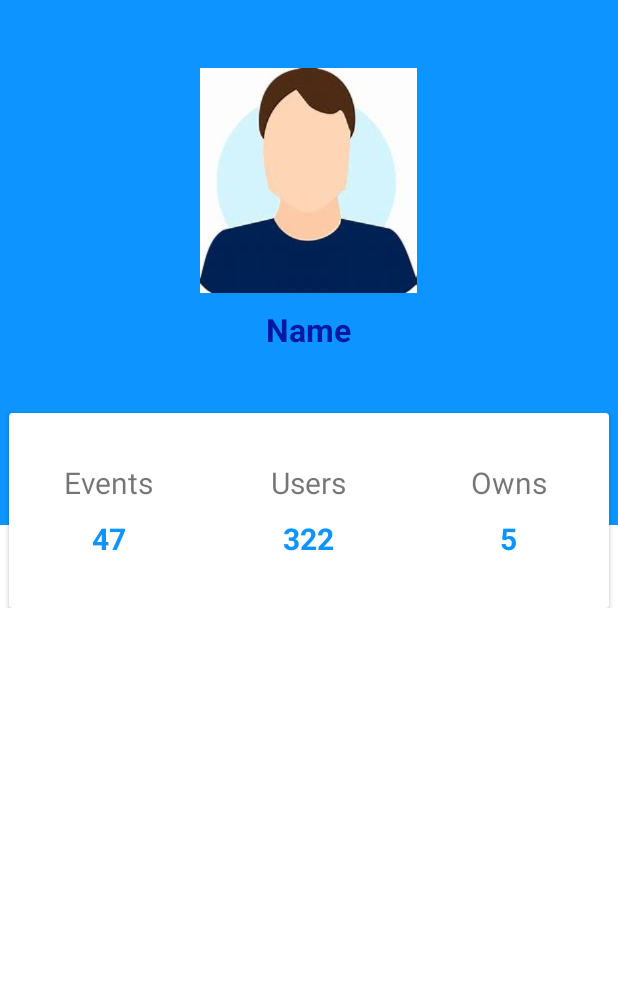
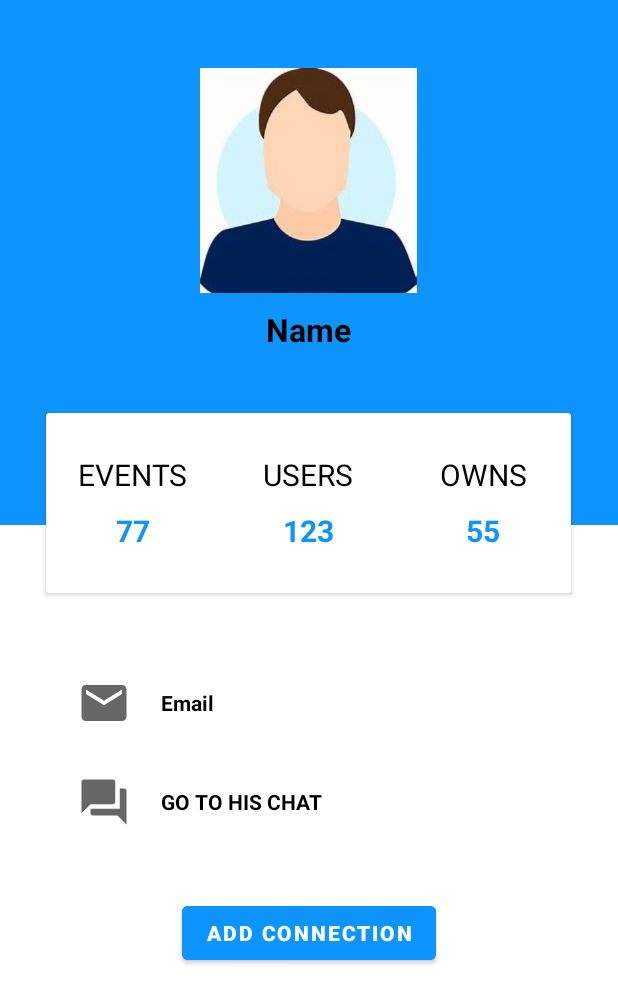
Before and after one commit to pcoderch/FinalProjectEvents, an Android app: the layout profile.xml on its own in the app's theme, with its tools: preview values and no code run, on a phone screen of 412 x 824 dp. Shown: the top 1004 px of the screen. Run offline under Robolectric (Android 15) with nearby library versions, the phone set to English and light mode, and no system bars.

Commit message:
finished Profile view

```diff
--- a/app/src/main/res/drawable/ic_baseline_forum_24.xml
+++ b/app/src/main/res/drawable/ic_baseline_forum_24.xml
@@ -5,6 +5,6 @@
     android:viewportHeight="24"
     android:tint="?attr/colorControlNormal">
   <path
-      android:fillColor="@android:color/white"
+      android:fillColor="@color/azul_claro"
       android:pathData="M21,6h-2v9L6,15v2c0,0.55 0.45,1 1,1h11l4,4L22,7c0,-0.55 -0.45,-1 -1,-1zM17,12L17,3c0,-0.55 -0.45,-1 -1,-1L3,2c-0.55,0 -1,0.45 -1,1v14l4,-4h10c0.55,0 1,-0.45 1,-1z"/>
 </vector>
--- a/app/src/main/res/layout/profile.xml
+++ b/app/src/main/res/layout/profile.xml
@@ -1,7 +1,7 @@
 <?xml version="1.0" encoding="utf-8"?>
 <LinearLayout
     xmlns:android="http://schemas.android.com/apk/res/android"
-    xmlns:app="http://schemas.android.com/apk/res-auto"
+    xmlns:tools="http://schemas.android.com/tools"
     android:layout_width="match_parent"
     android:layout_height="match_parent"
     android:orientation="vertical">
@@ -17,6 +17,7 @@
             android:orientation="vertical">
 
             <ImageView
+                android:contentDescription="@string/firstName"
                 android:layout_width="150dp"
                 android:layout_height="150dp"
                 android:layout_gravity="center_horizontal"
@@ -28,22 +29,24 @@
                 android:layout_width="wrap_content"
                 android:layout_height="wrap_content"
                 android:text="@string/firstName"
-                android:textColor="@color/azul_oscuro"
+                android:textColor="@color/black"
                 android:textStyle="bold"
                 android:textSize="21sp"/>
         </LinearLayout>
         <androidx.cardview.widget.CardView
-            android:layout_width="400dp"
-            android:layout_height="1200dp"
+            android:layout_width="350dp"
+            android:layout_height="120dp"
             android:layout_centerHorizontal="true"
             android:layout_marginTop="275dp">
             <LinearLayout
+                android:baselineAligned="false"
                 android:layout_width="match_parent"
                 android:layout_height="match_parent"
                 android:orientation="horizontal"
                 android:weightSum="3">
                 <LinearLayout
                     android:gravity="center"
+                    android:outlineProvider="@color/black"
                     android:orientation="vertical"
                     android:layout_width="0dp"
                     android:layout_weight="1"
@@ -51,14 +54,15 @@
                     <TextView
                         android:layout_width="wrap_content"
                         android:layout_height="wrap_content"
-                        android:text="Events"
+                        android:text="@string/Events"
+                        android:textColor="@color/black"
                         android:textSize="20sp"/>
 
                     <TextView
                         android:layout_width="wrap_content"
                         android:layout_height="wrap_content"
                         android:paddingTop="10dp"
-                        android:text="47"
+                        android:text="@string/numEventsBeenTo"
                         android:textColor="@color/azul_claro"
                         android:textSize="20sp"
                         android:textStyle="bold" />
@@ -72,12 +76,13 @@
                     <TextView
                         android:layout_width="wrap_content"
                         android:layout_height="wrap_content"
-                        android:text="Users"
+                        android:text="@string/Users"
+                        android:textColor="@color/black"
                         android:textSize="20sp"/>
                     <TextView
                         android:layout_width="wrap_content"
                         android:layout_height="wrap_content"
-                        android:text="322"
+                        android:text="@string/UserConnections"
                         android:textStyle="bold"
                         android:textSize="20sp"
                         android:paddingTop="10dp"
@@ -92,12 +97,13 @@
                     <TextView
                         android:layout_width="wrap_content"
                         android:layout_height="wrap_content"
-                        android:text="Owns"
+                        android:text="@string/Owns"
+                        android:textColor="@color/black"
                         android:textSize="20sp"/>
                     <TextView
                         android:layout_width="wrap_content"
                         android:layout_height="wrap_content"
-                        android:text="5"
+                        android:text="@string/numEventsOwns"
                         android:textStyle="bold"
                         android:textSize="20sp"
                         android:paddingTop="10dp"
@@ -113,7 +119,59 @@
         android:orientation="vertical"
         android:layout_gravity="center"
         android:layout_marginTop="45dp">
+        <LinearLayout
+            android:orientation="horizontal"
+            android:paddingLeft="25dp"
+            android:paddingRight="25dp"
+            android:layout_width="match_parent"
+            android:layout_height="wrap_content"
+            tools:ignore="UseCompoundDrawables">
+            <ImageView
+                android:contentDescription="@string/email"
+                android:layout_width="36dp"
+                android:layout_height="36dp"
+                android:src="@drawable/ic_baseline_email_24"/>
+            <TextView
+                android:layout_width="wrap_content"
+                android:layout_height="wrap_content"
+                android:paddingLeft="20dp"
+                android:paddingRight="20dp"
+                android:text="@string/email"
+                android:textColor="@color/black"
+                android:textStyle="bold"
+                android:layout_gravity="center_vertical"/>
+        </LinearLayout>
+        <LinearLayout
+            android:layout_marginTop="30dp"
+            android:orientation="horizontal"
+            android:paddingLeft="25dp"
+            android:paddingRight="25dp"
+            android:layout_width="match_parent"
+            android:layout_height="wrap_content"
+            tools:ignore="UseCompoundDrawables">
+            <ImageView
+                android:layout_width="36dp"
+                android:layout_height="36dp"
+                android:contentDescription="@string/goChat"
+                android:src="@drawable/ic_baseline_forum_24"/>
+            <TextView
+                android:layout_width="wrap_content"
+                android:layout_height="wrap_content"
+                android:paddingLeft="20dp"
+                android:paddingRight="20dp"
+                android:text="@string/goChat"
+                android:textColor="@color/black"
+                android:textStyle="bold"
+                android:layout_gravity="center_vertical"/>
+        </LinearLayout>
 
     </LinearLayout>
-
+    <Button
+        android:layout_marginTop="45dp"
+        android:layout_gravity="center_horizontal"
+        android:text="@string/addConnection"
+        android:textStyle="bold"
+        android:backgroundTint="@color/azul_claro"
+        android:layout_width="wrap_content"
+        android:layout_height="wrap_content"/>
 </LinearLayout>
--- a/app/src/main/res/layout/sign_out.xml
+++ b/app/src/main/res/layout/sign_out.xml
@@ -33,7 +33,7 @@
             android:backgroundTint="@color/black"
             android:paddingStart="20dp"
             android:paddingEnd="20dp"
-            android:text="@string/buttonCancel"
+            android:text="@android:string/cancel"
             android:textAlignment="center"
             android:textColor="@color/white"
             android:textSize="20sp" />
--- a/app/src/main/res/values/strings.xml
+++ b/app/src/main/res/values/strings.xml
@@ -23,7 +23,6 @@
     <string name="event_category">Event Category</string>
     <string name="event_capacity">Event Capacity</string>
     <string name="create_event_button">Create Event</string>
-    <string name="buttonCancel">CANCEL</string>
     <string name="buttonLogout">LOG OUT</string>
     <string name="byeView">Come back soon for more unforgettable events ;)</string>
     <string name="textViewLogout">ARE YOU SURE YOU WANT TO LOG OUT?</string>
@@ -41,4 +40,12 @@
     <string name="password">Enter NEW password</string>
     <string name="confirm_password">Confirm NEW password</string>
     <string name="saveChanges">SAVE CHANGES</string>
+    <string name="Events">EVENTS</string>
+    <string name="Owns">OWNS</string>
+    <string name="Users">USERS</string>
+    <string name="addConnection">ADD CONNECTION</string>
+    <string name="goChat">GO TO HIS CHAT</string>
+    <string name="numEventsBeenTo">77</string>
+    <string name="numEventsOwns">55</string>
+    <string name="UserConnections">123</string>
 </resources>
```
